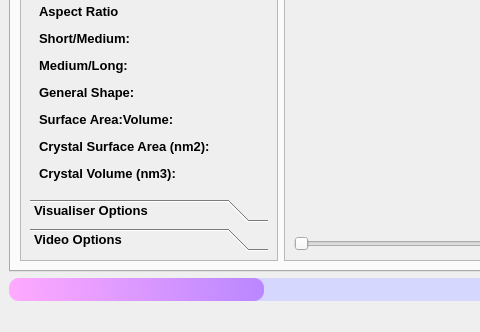
The window that CrystalAspects/GUI/InputWindow.ui (CrystalGrowerOrg/cgaspects) describes before a commit, drawn with Qt 5; both pictures show x 0 to 480 and y 430 to 762 of the 1084 by 762 pixel window.
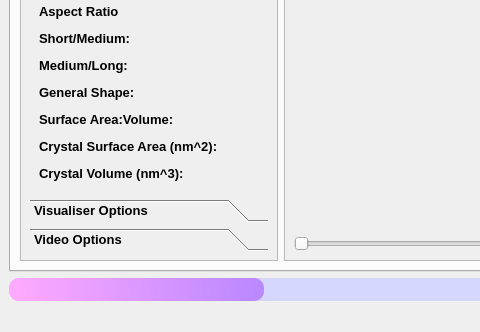
The same window after the commit. The open tabs and pages were chosen to show the change. Icons and pictures are not drawn.

Patch:
```diff
--- a/CrystalAspects/GUI/InputWindow.ui
+++ b/CrystalAspects/GUI/InputWindow.ui
@@ -1378,7 +1378,7 @@
                     <item row="12" column="0">
                      <widget class="QLabel" name="crystal_sa_label">
                       <property name="text">
-                       <string>Crystal Surface Area (nm2):</string>
+                       <string>Crystal Surface Area (nm^2):</string>
                       </property>
                      </widget>
                     </item>
@@ -1395,7 +1395,7 @@
                     <item row="13" column="0">
                      <widget class="QLabel" name="crystal_vol_label">
                       <property name="text">
-                       <string>Crystal Volume (nm3):</string>
+                       <string>Crystal Volume (nm^3):</string>
                       </property>
                      </widget>
                     </item>
```
Left out of the diff: 10 changed lines with no effect on the pictures.
